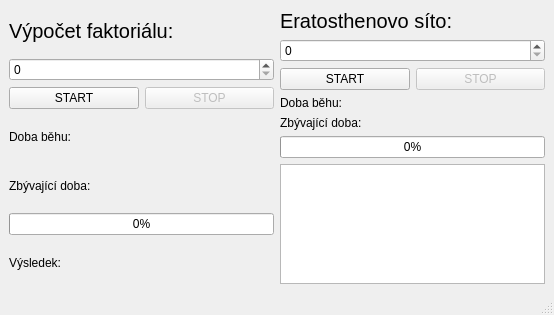
This is mainwindow.ui in vashaty/ThreadsTask as Qt 5 draws it before an edit. The edited form follows.
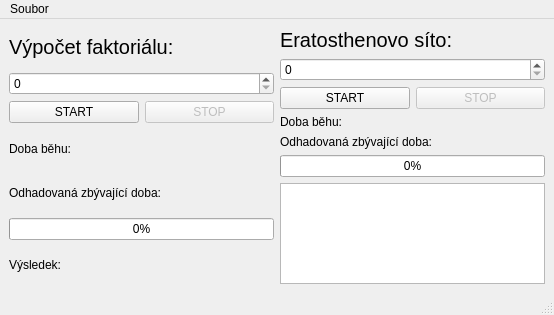
This is the edited form.

Patch:
```diff
--- a/mainwindow.ui
+++ b/mainwindow.ui
@@ -30,7 +30,11 @@
        </widget>
       </item>
       <item>
-       <widget class="QSpinBox" name="sbFacNum"/>
+       <widget class="QSpinBox" name="sbFacNum">
+        <property name="maximum">
+         <number>20</number>
+        </property>
+       </widget>
       </item>
       <item>
        <layout class="QHBoxLayout" name="horizontalLayout_3">
@@ -76,7 +80,7 @@
         <item>
          <widget class="QLabel" name="label_3">
           <property name="text">
-           <string>Zbývající doba:</string>
+           <string>Odhadovaná zbývající doba:</string>
           </property>
          </widget>
         </item>
@@ -185,7 +189,7 @@
         <item>
          <widget class="QLabel" name="label_6">
           <property name="text">
-           <string>Zbývající doba:</string>
+           <string>Odhadovaná zbývající doba:</string>
           </property>
          </widget>
         </item>
@@ -228,6 +232,13 @@
      <height>21</height>
     </rect>
    </property>
+   <widget class="QMenu" name="menuSoubor">
+    <property name="title">
+     <string>Soubor</string>
+    </property>
+    <addaction name="actionKonec"/>
+   </widget>
+   <addaction name="menuSoubor"/>
   </widget>
   <widget class="QStatusBar" name="statusbar"/>
  </widget>
```
Left out of the diff: 24 changed lines with no effect on the pictures.
